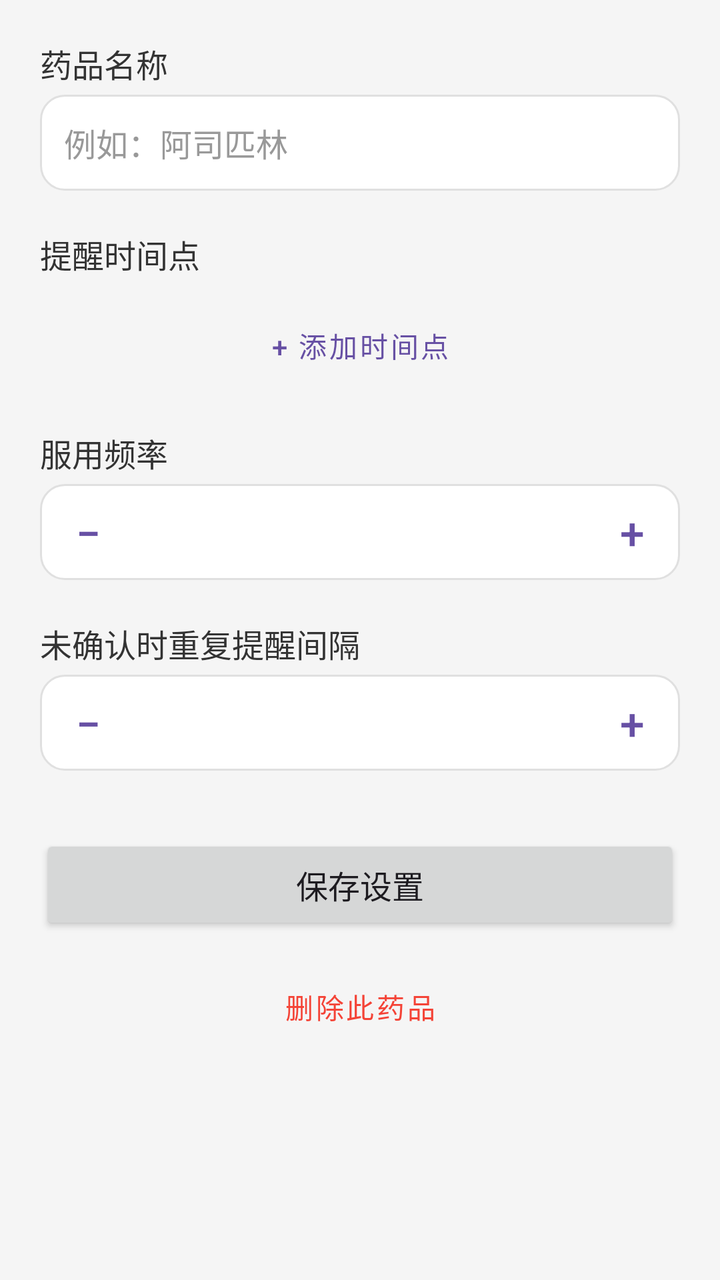
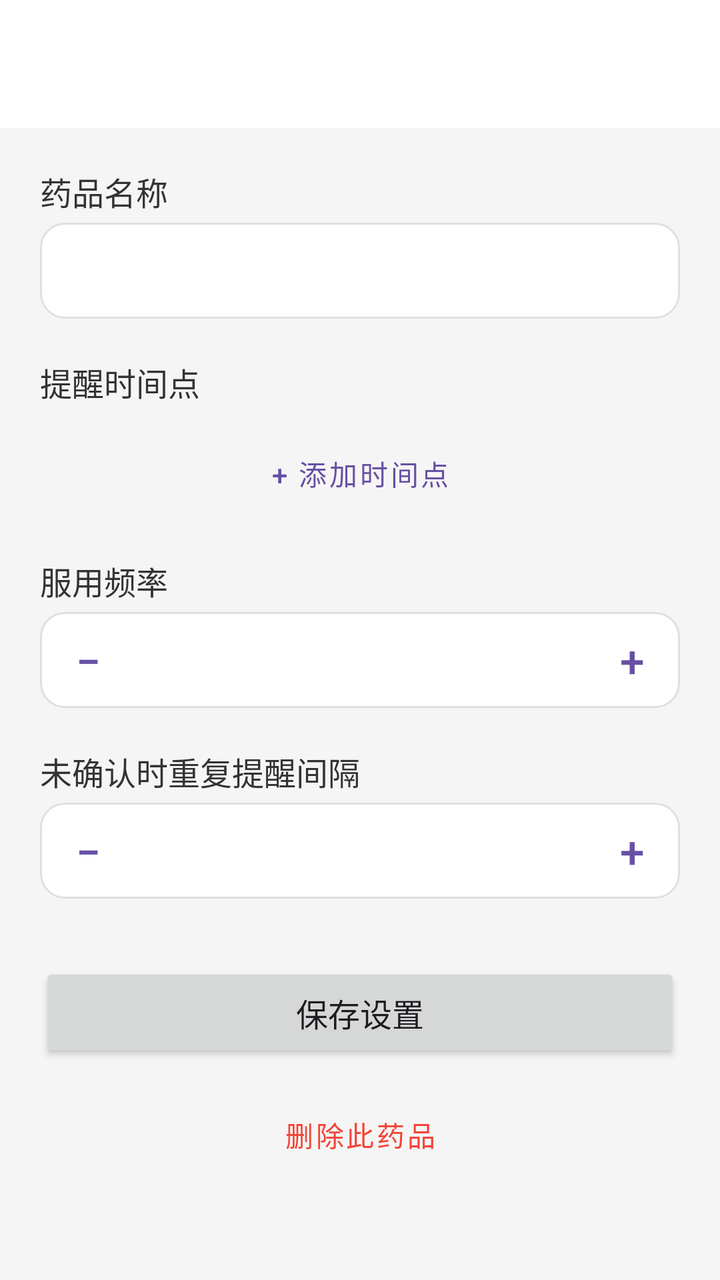

The first picture is an Android layout as it rendered before a commit; the second is the same layout after the commit. The layout source and the unified diff follow.
<!-- AndroidManifest.xml: application theme Theme.MedReminder -->
<!-- res/layout/activity_settings.xml -->
<?xml version="1.0" encoding="utf-8"?>
<ScrollView xmlns:android="http://schemas.android.com/apk/res/android"
    xmlns:app="http://schemas.android.com/apk/res-auto"
    android:layout_width="match_parent"
    android:layout_height="match_parent"
    android:background="@color/bg_page"
    android:fillViewport="true">

    <LinearLayout
        android:layout_width="match_parent"
        android:layout_height="wrap_content"
        android:orientation="vertical"
        android:padding="20dp">

        
        <TextView
            android:layout_width="wrap_content"
            android:layout_height="wrap_content"
            android:labelFor="@id/etMedName"
            android:text="药品名称"
            android:textColor="@color/text_primary"
            android:textSize="16sp" />

        <EditText
            android:id="@+id/etMedName"
            android:layout_width="match_parent"
            android:layout_height="48dp"
            android:layout_marginTop="4dp"
            android:background="@drawable/bg_input"
            android:hint="例如：阿司匹林"
            android:inputType="text"
            android:maxLength="20"
            android:paddingHorizontal="12dp"
            android:textColor="@color/text_primary"
            android:textColorHint="@color/text_hint"
            android:textSize="16sp" />

        
        <TextView
            android:layout_width="wrap_content"
            android:layout_height="wrap_content"
            android:layout_marginTop="20dp"
            android:text="提醒时间点"
            android:textColor="@color/text_primary"
            android:textSize="16sp" />

        <LinearLayout
            android:id="@+id/llTimes"
            android:layout_width="match_parent"
            android:layout_height="wrap_content"
            android:layout_marginTop="4dp"
            android:orientation="vertical" />

        <Button
            android:id="@+id/btnAddTime"
            style="@style/Widget.MaterialComponents.Button.OutlinedButton"
            android:layout_width="match_parent"
            android:layout_height="44dp"
            android:layout_marginTop="8dp"
            android:contentDescription="添加新的提醒时间点"
            android:text="+ 添加时间点"
            android:textSize="14sp"
            app:cornerRadius="10dp" />

        
        <TextView
            android:layout_width="wrap_content"
            android:layout_height="wrap_content"
            android:layout_marginTop="20dp"
            android:text="服用频率"
            android:textColor="@color/text_primary"
            android:textSize="16sp" />

        <LinearLayout
            android:layout_width="match_parent"
            android:layout_height="48dp"
            android:layout_marginTop="4dp"
            android:background="@drawable/bg_input"
            android:gravity="center"
            android:orientation="horizontal">

            <Button
                android:id="@+id/btnIntervalMinus"
                style="@style/Widget.MaterialComponents.Button.TextButton"
                android:layout_width="48dp"
                android:layout_height="48dp"
                android:contentDescription="减少服用间隔天数"
                android:minWidth="0dp"
                android:minHeight="0dp"
                android:text="−"
                android:textSize="22sp" />

            <TextView
                android:id="@+id/tvIntervalValue"
                android:layout_width="0dp"
                android:layout_height="wrap_content"
                android:layout_weight="1"
                android:gravity="center"
                android:textColor="@color/text_primary"
                android:textSize="16sp" />

            <Button
                android:id="@+id/btnIntervalPlus"
                style="@style/Widget.MaterialComponents.Button.TextButton"
                android:layout_width="48dp"
                android:layout_height="48dp"
                android:contentDescription="增加服用间隔天数"
                android:minWidth="0dp"
                android:minHeight="0dp"
                android:text="+"
                android:textSize="22sp" />
        </LinearLayout>

        
        <TextView
            android:layout_width="wrap_content"
            android:layout_height="wrap_content"
            android:layout_marginTop="20dp"
            android:text="未确认时重复提醒间隔"
            android:textColor="@color/text_primary"
            android:textSize="16sp" />

        <LinearLayout
            android:layout_width="match_parent"
            android:layout_height="48dp"
            android:layout_marginTop="4dp"
            android:background="@drawable/bg_input"
            android:gravity="center"
            android:orientation="horizontal">

            <Button
                android:id="@+id/btnRepeatMinus"
                style="@style/Widget.MaterialComponents.Button.TextButton"
                android:layout_width="48dp"
                android:layout_height="48dp"
                android:contentDescription="减少重复提醒间隔"
                android:minWidth="0dp"
                android:minHeight="0dp"
                android:text="−"
                android:textSize="22sp" />

            <TextView
                android:id="@+id/tvRepeatValue"
                android:layout_width="0dp"
                android:layout_height="wrap_content"
                android:layout_weight="1"
                android:gravity="center"
                android:textColor="@color/text_primary"
                android:textSize="16sp" />

            <Button
                android:id="@+id/btnRepeatPlus"
                style="@style/Widget.MaterialComponents.Button.TextButton"
                android:layout_width="48dp"
                android:layout_height="48dp"
                android:contentDescription="增加重复提醒间隔"
                android:minWidth="0dp"
                android:minHeight="0dp"
                android:text="+"
                android:textSize="22sp" />
        </LinearLayout>

        
        <Button
            android:id="@+id/btnSave"
            android:layout_width="match_parent"
            android:layout_height="50dp"
            android:layout_marginTop="32dp"
            android:text="保存设置"
            android:textSize="16sp"
            app:cornerRadius="12dp" />

        
        <Button
            android:id="@+id/btnDelete"
            style="@style/Widget.MaterialComponents.Button.TextButton"
            android:layout_width="match_parent"
            android:layout_height="48dp"
            android:layout_marginTop="12dp"
            android:contentDescription="删除此药品"
            android:text="删除此药品"
            android:textColor="@color/status_not_taken"
            android:textSize="14sp" />

        <View
            android:layout_width="match_parent"
            android:layout_height="24dp" />

    </LinearLayout>
</ScrollView>
<!-- resources referenced by this layout -->
<resources>
  <color name="bg_page">#F5F5F5</color>
  <color name="status_not_taken">#F44336</color>
  <color name="text_hint">#999999</color>
  <color name="text_primary">#333333</color>
  <!-- drawable bg_input (drawable) -->
  <?xml version="1.0" encoding="utf-8"?>
  <shape xmlns:android="http://schemas.android.com/apk/res/android"
      android:shape="rectangle">
      <solid android:color="@color/bg_input" />
      <corners android:radius="12dp" />
      <stroke android:width="1dp" android:color="@color/divider" />
  </shape>
  <style name="Theme.MedReminder" parent="Base.Theme.MedReminder" />
  <color name="bg_input">#FFFFFF</color>
  <color name="divider">#E0E0E0</color>
  <style name="Base.Theme.MedReminder" parent="Theme.Material3.DayNight.NoActionBar">
          
          
      </style>
</resources>

<!-- the commit's change to res/layout/activity_settings.xml (unified diff, before → after) -->
@@ -1,190 +1,204 @@
 <?xml version="1.0" encoding="utf-8"?>
-<ScrollView xmlns:android="http://schemas.android.com/apk/res/android"
+<LinearLayout xmlns:android="http://schemas.android.com/apk/res/android"
     xmlns:app="http://schemas.android.com/apk/res-auto"
+    android:id="@+id/root"
     android:layout_width="match_parent"
     android:layout_height="match_parent"
     android:background="@color/bg_page"
-    android:fillViewport="true">
-
-    <LinearLayout
+    android:orientation="vertical">
+
+    <androidx.appcompat.widget.Toolbar
+        android:id="@+id/toolbar"
         android:layout_width="match_parent"
-        android:layout_height="wrap_content"
-        android:orientation="vertical"
-        android:padding="20dp">
-
-        
-        <TextView
-            android:layout_width="wrap_content"
-            android:layout_height="wrap_content"
-            android:labelFor="@id/etMedName"
-            android:text="药品名称"
-            android:textColor="@color/text_primary"
-            android:textSize="16sp" />
-
-        <EditText
-            android:id="@+id/etMedName"
-            android:layout_width="match_parent"
-            android:layout_height="48dp"
-            android:layout_marginTop="4dp"
-            android:background="@drawable/bg_input"
-            android:hint="例如：阿司匹林"
-            android:inputType="text"
-            android:maxLength="20"
-            android:paddingHorizontal="12dp"
-            android:textColor="@color/text_primary"
-            android:textColorHint="@color/text_hint"
-            android:textSize="16sp" />
-
-        
-        <TextView
-            android:layout_width="wrap_content"
-            android:layout_height="wrap_content"
-            android:layout_marginTop="20dp"
-            android:text="提醒时间点"
-            android:textColor="@color/text_primary"
-            android:textSize="16sp" />
+        android:layout_height="?attr/actionBarSize"
+        android:background="@color/bg_card"
+        app:titleTextAppearance="@style/ToolbarTitleText"
+        app:titleTextColor="@color/text_primary" />
+
+    <ScrollView
+        android:layout_width="match_parent"
+        android:layout_height="match_parent"
+        android:fillViewport="true">
 
         <LinearLayout
-            android:id="@+id/llTimes"
             android:layout_width="match_parent"
             android:layout_height="wrap_content"
-            android:layout_marginTop="4dp"
-            android:orientation="vertical" />
-
-        <Button
-            android:id="@+id/btnAddTime"
-            style="@style/Widget.MaterialComponents.Button.OutlinedButton"
-            android:layout_width="match_parent"
-            android:layout_height="44dp"
-            android:layout_marginTop="8dp"
-            android:contentDescription="添加新的提醒时间点"
-            android:text="+ 添加时间点"
-            android:textSize="14sp"
-            app:cornerRadius="10dp" />
-
-        
-        <TextView
-            android:layout_width="wrap_content"
-            android:layout_height="wrap_content"
-            android:layout_marginTop="20dp"
-            android:text="服用频率"
-            android:textColor="@color/text_primary"
-            android:textSize="16sp" />
-
-        <LinearLayout
-            android:layout_width="match_parent"
-            android:layout_height="48dp"
-            android:layout_marginTop="4dp"
-            android:background="@drawable/bg_input"
-            android:gravity="center"
-            android:orientation="horizontal">
+            android:orientation="vertical"
+            android:padding="20dp">
+
+            
+            <TextView
+                android:layout_width="wrap_content"
+                android:layout_height="wrap_content"
+                android:labelFor="@id/etMedName"
+                android:text="药品名称"
+                android:textColor="@color/text_primary"
+                android:textSize="16sp" />
+
+            <EditText
+                android:id="@+id/etMedName"
+                android:layout_width="match_parent"
+                android:layout_height="48dp"
+                android:layout_marginTop="4dp"
+                android:background="@drawable/bg_input"
+                android:inputType="text"
+                android:maxLength="20"
+                android:paddingHorizontal="12dp"
+                android:textColor="@color/text_primary"
+                android:textColorHint="@color/text_hint"
+                android:textSize="16sp" />
+
+            
+            <TextView
+                android:layout_width="wrap_content"
+                android:layout_height="wrap_content"
+                android:layout_marginTop="20dp"
+                android:text="提醒时间点"
+                android:textColor="@color/text_primary"
+                android:textSize="16sp" />
+
+            <LinearLayout
+                android:id="@+id/llTimes"
+                android:layout_width="match_parent"
+                android:layout_height="wrap_content"
+                android:layout_marginTop="4dp"
+                android:orientation="vertical" />
 
             <Button
-                android:id="@+id/btnIntervalMinus"
+                android:id="@+id/btnAddTime"
+                style="@style/Widget.MaterialComponents.Button.OutlinedButton"
+                android:layout_width="match_parent"
+                android:layout_height="44dp"
+                android:layout_marginTop="8dp"
+                android:contentDescription="添加新的提醒时间点"
+                android:text="+ 添加时间点"
+                android:textSize="14sp"
+                app:cornerRadius="10dp" />
+
+            
+            <TextView
+                android:layout_width="wrap_content"
+                android:layout_height="wrap_content"
+                android:layout_marginTop="20dp"
+                android:text="服用频率"
+                android:textColor="@color/text_primary"
+                android:textSize="16sp" />
+
+            <LinearLayout
+                android:layout_width="match_parent"
+                android:layout_height="48dp"
+                android:layout_marginTop="4dp"
+                android:background="@drawable/bg_input"
+                android:gravity="center"
+                android:orientation="horizontal">
+
+                <Button
+                    android:id="@+id/btnIntervalMinus"
+                    style="@style/Widget.MaterialComponents.Button.TextButton"
+                    android:layout_width="48dp"
+                    android:layout_height="48dp"
+                    android:contentDescription="减少服用间隔天数"
+                    android:minWidth="0dp"
+                    android:minHeight="0dp"
+                    android:text="−"
+                    android:textSize="22sp" />
+
+                <TextView
+                    android:id="@+id/tvIntervalValue"
+                    android:layout_width="0dp"
+                    android:layout_height="wrap_content"
+                    android:layout_weight="1"
+                    android:gravity="center"
+                    android:textColor="@color/text_primary"
+                    android:textSize="16sp" />
+
+                <Button
+                    android:id="@+id/btnIntervalPlus"
+                    style="@style/Widget.MaterialComponents.Button.TextButton"
+                    android:layout_width="48dp"
+                    android:layout_height="48dp"
+                    android:contentDescription="增加服用间隔天数"
+                    android:minWidth="0dp"
+                    android:minHeight="0dp"
+                    android:text="+"
+                    android:textSize="22sp" />
+            </LinearLayout>
+
+            
+            <TextView
+                android:layout_width="wrap_content"
+                android:layout_height="wrap_content"
+                android:layout_marginTop="20dp"
+                android:text="未确认时重复提醒间隔"
+                android:textColor="@color/text_primary"
+                android:textSize="16sp" />
+
+            <LinearLayout
+                android:layout_width="match_parent"
+                android:layout_height="48dp"
+                android:layout_marginTop="4dp"
+                android:background="@drawable/bg_input"
+                android:gravity="center"
+                android:orientation="horizontal">
+
+                <Button
+                    android:id="@+id/btnRepeatMinus"
+                    style="@style/Widget.MaterialComponents.Button.TextButton"
+                    android:layout_width="48dp"
+                    android:layout_height="48dp"
+                    android:contentDescription="减少重复提醒间隔"
+                    android:minWidth="0dp"
+                    android:minHeight="0dp"
+                    android:text="−"
+                    android:textSize="22sp" />
+
+                <TextView
+                    android:id="@+id/tvRepeatValue"
+                    android:layout_width="0dp"
+                    android:layout_height="wrap_content"
+                    android:layout_weight="1"
+                    android:gravity="center"
+                    android:textColor="@color/text_primary"
+                    android:textSize="16sp" />
+
+                <Button
+                    android:id="@+id/btnRepeatPlus"
+                    style="@style/Widget.MaterialComponents.Button.TextButton"
+                    android:layout_width="48dp"
+                    android:layout_height="48dp"
+                    android:contentDescription="增加重复提醒间隔"
+                    android:minWidth="0dp"
+                    android:minHeight="0dp"
+                    android:text="+"
+                    android:textSize="22sp" />
+            </LinearLayout>
+
+            
+            <Button
+                android:id="@+id/btnSave"
+                android:layout_width="match_parent"
+                android:layout_height="50dp"
+                android:layout_marginTop="32dp"
+                android:text="保存设置"
+                android:textSize="16sp"
+                app:cornerRadius="12dp" />
+
+            
+            <Button
+                android:id="@+id/btnDelete"
                 style="@style/Widget.MaterialComponents.Button.TextButton"
-                android:layout_width="48dp"
-                android:layout_height="48dp"
-                android:contentDescription="减少服用间隔天数"
-                android:minWidth="0dp"
-                android:minHeight="0dp"
-                android:text="−"
-                android:textSize="22sp" />
-
-            <TextView
-                android:id="@+id/tvIntervalValue"
-                android:layout_width="0dp"
-                android:layout_height="wrap_content"
-                android:layout_weight="1"
-                android:gravity="center"
-                android:textColor="@color/text_primary"
-                android:textSize="16sp" />
-
-            <Button
-                android:id="@+id/btnIntervalPlus"
-                style="@style/Widget.MaterialComponents.Button.TextButton"
-                android:layout_width="48dp"
-                android:layout_height="48dp"
-                android:contentDescription="增加服用间隔天数"
-                android:minWidth="0dp"
-                android:minHeight="0dp"
-                android:text="+"
-                android:textSize="22sp" />
+                android:layout_width="match_parent"
+                android:layout_height="48dp"
+                android:layout_marginTop="12dp"
+                android:contentDescription="删除此药品"
+                android:text="删除此药品"
+                android:textColor="@color/status_not_taken"
+                android:textSize="14sp" />
+
+            <View
+                android:layout_width="match_parent"
+                android:layout_height="24dp" />
+
         </LinearLayout>
-
-        
-        <TextView
-            android:layout_width="wrap_content"
-            android:layout_height="wrap_content"
-            android:layout_marginTop="20dp"
-            android:text="未确认时重复提醒间隔"
-            android:textColor="@color/text_primary"
-            android:textSize="16sp" />
-
-        <LinearLayout
-            android:layout_width="match_parent"
-            android:layout_height="48dp"
-            android:layout_marginTop="4dp"
-            android:background="@drawable/bg_input"
-            android:gravity="center"
-            android:orientation="horizontal">
-
-            <Button
-                android:id="@+id/btnRepeatMinus"
-                style="@style/Widget.MaterialComponents.Button.TextButton"
-                android:layout_width="48dp"
-                android:layout_height="48dp"
-                android:contentDescription="减少重复提醒间隔"
-                android:minWidth="0dp"
-                android:minHeight="0dp"
-                android:text="−"
-                android:textSize="22sp" />
-
-            <TextView
-                android:id="@+id/tvRepeatValue"
-                android:layout_width="0dp"
-                android:layout_height="wrap_content"
-                android:layout_weight="1"
-                android:gravity="center"
-                android:textColor="@color/text_primary"
-                android:textSize="16sp" />
-
-            <Button
-                android:id="@+id/btnRepeatPlus"
-                style="@style/Widget.MaterialComponents.Button.TextButton"
-                android:layout_width="48dp"
-                android:layout_height="48dp"
-                android:contentDescription="增加重复提醒间隔"
-                android:minWidth="0dp"
-                android:minHeight="0dp"
-                android:text="+"
-                android:textSize="22sp" />
-        </LinearLayout>
-
-        
-        <Button
-            android:id="@+id/btnSave"
-            android:layout_width="match_parent"
-            android:layout_height="50dp"
-            android:layout_marginTop="32dp"
-            android:text="保存设置"
-            android:textSize="16sp"
-            app:cornerRadius="12dp" />
-
-        
-        <Button
-            android:id="@+id/btnDelete"
-            style="@style/Widget.MaterialComponents.Button.TextButton"
-            android:layout_width="match_parent"
-            android:layout_height="48dp"
-            android:layout_marginTop="12dp"
-            android:contentDescription="删除此药品"
-            android:text="删除此药品"
-            android:textColor="@color/status_not_taken"
-            android:textSize="14sp" />
-
-        <View
-            android:layout_width="match_parent"
-            android:layout_height="24dp" />
-
-    </LinearLayout>
-</ScrollView>
+    </ScrollView>
+</LinearLayout>
<!-- resource entries referenced after the edit -->
@@ -1,5 +1,6 @@
 <!-- resources referenced by this layout -->
 <resources>
+  <color name="bg_card">#FFFFFF</color>
   <color name="bg_page">#F5F5F5</color>
   <color name="status_not_taken">#F44336</color>
   <color name="text_hint">#999999</color>
@@ -12,6 +13,10 @@
       <corners android:radius="12dp" />
       <stroke android:width="1dp" android:color="@color/divider" />
   </shape>
+  <style name="ToolbarTitleText" parent="TextAppearance.Widget.AppCompat.Toolbar.Title">
+          <item name="android:textSize">24sp</item>
+          <item name="android:textStyle">bold</item>
+      </style>
   <style name="Theme.MedReminder" parent="Base.Theme.MedReminder" />
   <color name="bg_input">#FFFFFF</color>
   <color name="divider">#E0E0E0</color>
